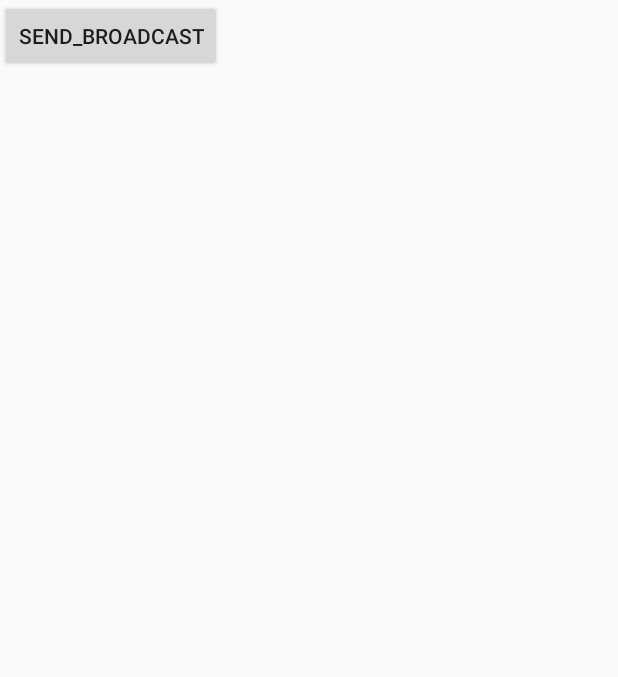
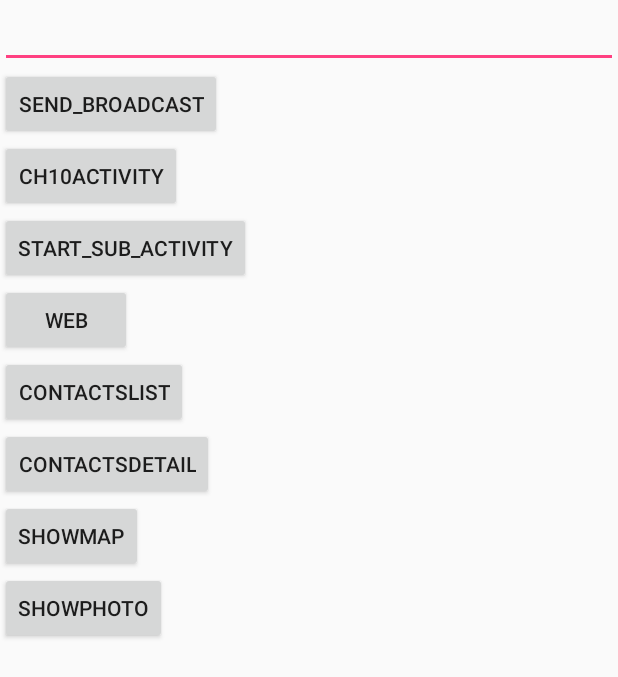
Before and after one commit to QL805/MyClass02, an Android app: the layout layout_ch10_2.xml on its own in the app's theme, with its tools: preview values and no code run, on a phone screen of 412 x 824 dp. Shown: the top 677 px of the screen. Run offline under Robolectric (Android 15) with nearby library versions, the light colour scheme and no system bars.

Commit message:
Android2

```diff
--- a/app/src/main/java/cn/edu/sdwu/android02/classroom/sn170507180212/MainActivity.java
+++ b/app/src/main/java/cn/edu/sdwu/android02/classroom/sn170507180212/MainActivity.java
@@ -1,7 +1,7 @@
 package cn.edu.sdwu.android02.classroom.sn170507180212;
 
+import android.os.Bundle;
 import android.support.v7.app.AppCompatActivity;
-import android.os.Bundle;
 
 public class MainActivity extends AppCompatActivity {
 
@@ -10,4 +10,6 @@ public class MainActivity extends AppCompatActivity {
         super.onCreate(savedInstanceState);
         setContentView(R.layout.activity_main);
     }
+
+
 }
--- a/app/src/main/res/layout/layout_ch10_2.xml
+++ b/app/src/main/res/layout/layout_ch10_2.xml
@@ -1,14 +1,53 @@
 <?xml version="1.0" encoding="utf-8"?>
 <LinearLayout xmlns:android="http://schemas.android.com/apk/res/android"
-    android:orientation="vertical" android:layout_width="match_parent"
+    android:layout_width="match_parent"
+    android:orientation="vertical"
     android:layout_height="match_parent">
 
+    <EditText
+        android:layout_width="match_parent"
+        android:id="@+id/ch10_2_et"
+        android:layout_height="wrap_content"/>
     <Button
         android:layout_width="wrap_content"
         android:text="send_broadcast"
         android:onClick="send_broadcast"
         android:layout_height="wrap_content"/>
+    <Button
+        android:layout_width="wrap_content"
+        android:text="Ch10Activity"
+        android:onClick="ch10Activity"
+        android:layout_height="wrap_content"/>
+    <Button
+        android:layout_width="wrap_content"
+        android:text="start_sub_activity"
+        android:onClick="startSubActivity"
+        android:layout_height="wrap_content" />
+    <Button
+        android:layout_width="wrap_content"
+        android:text="web"
+        android:onClick="web"
+        android:layout_height="wrap_content" />
+    <Button
+        android:layout_width="wrap_content"
+        android:text="contactsList"
+        android:onClick="contactsList"
+        android:layout_height="wrap_content" />
 
-
+    <Button
+        android:layout_width="wrap_content"
+        android:text="contactsDetail"
+        android:onClick="contactsDetail"
+        android:layout_height="wrap_content" />
+    <Button
+        android:layout_width="wrap_content"
+        android:text="showMap"
+        android:onClick="showMap"
+        android:layout_height="wrap_content" />
+    <Button
+        android:layout_width="wrap_content"
+        android:text="showPhoto"
+        android:onClick="showPhoto"
+        android:layout_height="wrap_content" />
 
 </LinearLayout>
```
Also changed, not shown: app/src/main/AndroidManifest.xml (+34 -6 lines), app/src/main/java/cn/edu/sdwu/android02/classroom/sn170507180212/Ch10Activity1.java (+7 -0 lines), app/src/main/java/cn/edu/sdwu/android02/classroom/sn170507180212/Ch10Activity2.java (+78 -0 lines), app/src/main/java/cn/edu/sdwu/android02/classroom/sn170507180212/Ch10Activity3.java (added, +33 -0 lines), app/src/main/java/cn/edu/sdwu/android02/classroom/sn170507180212/Ch12Activity1.java (added, +74 -0 lines), app/src/main/java/cn/edu/sdwu/android02/classroom/sn170507180212/MyService.java (added, +46 -0 lines), app/src/main/java/cn/edu/sdwu/android02/classroom/sn170507180212/MyService2.java (added, +54 -0 lines), app/src/main/res/layout/layout_ch10_1.xml (+5 -3 lines), app/src/main/res/layout/layout_ch10_3.xml (added, +47 -0 lines), app/src/main/res/layout/layout_ch12_1.xml (added, +28 -0 lines), 1 other file.
